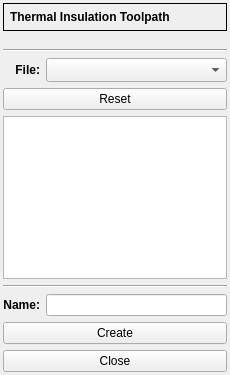
This is thermal/thermalform.ui in XRay3D/GERBER_X3 as Qt 5 draws it before an edit. The edited form follows.
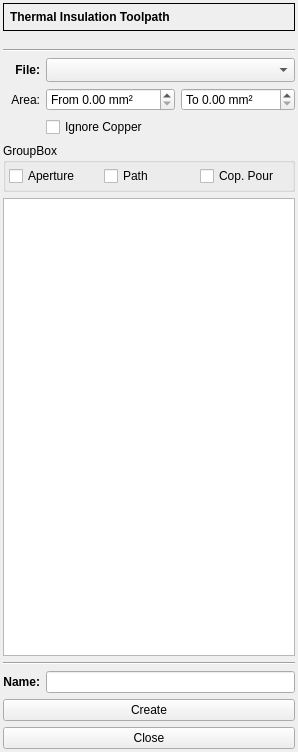
This is the edited form. Custom widgets are drawn as their Qt base class.

```diff
--- a/thermal/thermalform.ui
+++ b/thermal/thermalform.ui
@@ -6,8 +6,8 @@
    <rect>
     <x>0</x>
     <y>0</y>
-    <width>230</width>
-    <height>375</height>
+    <width>265</width>
+    <height>752</height>
    </rect>
   </property>
   <property name="windowTitle">
@@ -29,24 +29,134 @@
    <property name="bottomMargin">
     <number>3</number>
    </property>
-   <item row="7" column="0" colspan="2">
-    <widget class="Line" name="line">
-     <property name="orientation">
-      <enum>Qt::Horizontal</enum>
+   <item row="4" column="0">
+    <widget class="QLabel" name="label_4">
+     <property name="font">
+      <font>
+       <weight>75</weight>
+       <bold>true</bold>
+      </font>
      </property>
+     <property name="text">
+      <string>File:</string>
+     </property>
+     <property name="alignment">
+      <set>Qt::AlignRight|Qt::AlignTrailing|Qt::AlignVCenter</set>
+     </property>
     </widget>
    </item>
-   <item row="2" column="0" colspan="2">
+   <item row="5" column="0">
+    <widget class="QLabel" name="label_2">
+     <property name="text">
+      <string>Area:</string>
+     </property>
+     <property name="alignment">
+      <set>Qt::AlignRight|Qt::AlignTrailing|Qt::AlignVCenter</set>
+     </property>
+    </widget>
+   </item>
+   <item row="4" column="1" colspan="2">
+    <widget class="QComboBox" name="cbxFile">
+     <property name="sizeAdjustPolicy">
+      <enum>QComboBox::AdjustToMinimumContentsLengthWithIcon</enum>
+     </property>
+    </widget>
+   </item>
+   <item row="2" column="0" colspan="3">
     <widget class="ToolSelectorForm" name="toolHolder" native="true"/>
    </item>
-   <item row="9" column="0" colspan="2">
+   <item row="8" column="0" colspan="3">
+    <widget class="QGroupBox" name="groupBox">
+     <property name="title">
+      <string>GroupBox</string>
+     </property>
+     <layout class="QHBoxLayout" name="horizontalLayout">
+      <property name="leftMargin">
+       <number>3</number>
+      </property>
+      <property name="topMargin">
+       <number>3</number>
+      </property>
+      <property name="rightMargin">
+       <number>3</number>
+      </property>
+      <property name="bottomMargin">
+       <number>3</number>
+      </property>
+      <item>
+       <widget class="QCheckBox" name="chbxAperture">
+        <property name="text">
+         <string>Aperture</string>
+        </property>
+       </widget>
+      </item>
+      <item>
+       <widget class="QCheckBox" name="chbxPath">
+        <property name="text">
+         <string>Path</string>
+        </property>
+       </widget>
+      </item>
+      <item>
+       <widget class="QCheckBox" name="chbxPour">
+        <property name="text">
+         <string>Cop. Pour</string>
+        </property>
+       </widget>
+      </item>
+     </layout>
+    </widget>
+   </item>
+   <item row="12" column="0" colspan="3">
     <widget class="QPushButton" name="pbCreate">
      <property name="text">
       <string>Create</string>
      </property>
     </widget>
    </item>
-   <item row="0" column="0" colspan="2">
+   <item row="11" column="0">
+    <widget class="QLabel" name="label_6">
+     <property name="font">
+      <font>
+       <weight>75</weight>
+       <bold>true</bold>
+      </font>
+     </property>
+     <property name="text">
+      <string>Name:</string>
+     </property>
+     <property name="alignment">
+      <set>Qt::AlignRight|Qt::AlignTrailing|Qt::AlignVCenter</set>
+     </property>
+    </widget>
+   </item>
+   <item row="5" column="2">
+    <widget class="DoubleSpinBox" name="dsbxAreaMax">
+     <property name="prefix">
+      <string>To </string>
+     </property>
+     <property name="suffix">
+      <string> mm²</string>
+     </property>
+     <property name="maximum">
+      <double>1000.000000000000000</double>
+     </property>
+     <property name="singleStep">
+      <double>0.100000000000000</double>
+     </property>
+    </widget>
+   </item>
+   <item row="13" column="0" colspan="3">
+    <widget class="QPushButton" name="pbClose">
+     <property name="text">
+      <string>Close</string>
+     </property>
+    </widget>
+   </item>
+   <item row="1" column="0" colspan="3">
+    <widget class="DepthForm" name="dsbxDepth" native="true"/>
+   </item>
+   <item row="0" column="0" colspan="3">
     <widget class="QFrame" name="frame">
      <property name="sizePolicy">
       <sizepolicy hsizetype="Preferred" vsizetype="Fixed">
@@ -89,14 +199,7 @@
      </layout>
     </widget>
    </item>
-   <item row="3" column="0" colspan="2">
-    <widget class="Line" name="line_2">
-     <property name="orientation">
-      <enum>Qt::Horizontal</enum>
-     </property>
-    </widget>
-   </item>
-   <item row="6" column="0" colspan="2">
+   <item row="9" column="0" colspan="3">
     <widget class="QTreeView" name="treeView">
      <property name="alternatingRowColors">
       <bool>true</bool>
@@ -107,25 +210,15 @@
      <property name="selectionBehavior">
       <enum>QAbstractItemView::SelectRows</enum>
      </property>
-    </widget>
-   </item>
-   <item row="8" column="0">
-    <widget class="QLabel" name="label_6">
-     <property name="font">
-      <font>
-       <weight>75</weight>
-       <bold>true</bold>
-      </font>
+     <property name="uniformRowHeights">
+      <bool>true</bool>
      </property>
-     <property name="text">
-      <string>Name:</string>
+     <property name="animated">
+      <bool>true</bool>
      </property>
-     <property name="alignment">
-      <set>Qt::AlignRight|Qt::AlignTrailing|Qt::AlignVCenter</set>
-     </property>
     </widget>
    </item>
-   <item row="8" column="1">
+   <item row="11" column="1" colspan="2">
     <widget class="QLineEdit" name="leName">
      <property name="sizePolicy">
       <sizepolicy hsizetype="Expanding" vsizetype="Fixed">
@@ -135,43 +228,40 @@
      </property>
     </widget>
    </item>
-   <item row="10" column="0" colspan="2">
-    <widget class="QPushButton" name="pbClose">
+   <item row="7" column="1" colspan="2">
+    <widget class="QCheckBox" name="chbxIgnoreCopper">
      <property name="text">
-      <string>Close</string>
+      <string>Ignore Copper</string>
      </property>
     </widget>
    </item>
-   <item row="1" column="0" colspan="2">
-    <widget class="DepthForm" name="dsbxDepth" native="true"/>
+   <item row="10" column="0" colspan="3">
+    <widget class="Line" name="line">
+     <property name="orientation">
+      <enum>Qt::Horizontal</enum>
+     </property>
+    </widget>
    </item>
-   <item row="4" column="1">
-    <widget class="QComboBox" name="cbxFile">
-     <property name="sizeAdjustPolicy">
-      <enum>QComboBox::AdjustToMinimumContentsLengthWithIcon</enum>
+   <item row="3" column="0" colspan="3">
+    <widget class="Line" name="line_2">
+     <property name="orientation">
+      <enum>Qt::Horizontal</enum>
      </property>
     </widget>
    </item>
-   <item row="4" column="0">
-    <widget class="QLabel" name="label_4">
-     <property name="font">
-      <font>
-       <weight>75</weight>
-       <bold>true</bold>
-      </font>
+   <item row="5" column="1">
+    <widget class="DoubleSpinBox" name="dsbxAreaMin">
+     <property name="prefix">
+      <string>From </string>
      </property>
-     <property name="text">
-      <string>File:</string>
+     <property name="suffix">
+      <string> mm²</string>
      </property>
-     <property name="alignment">
-      <set>Qt::AlignRight|Qt::AlignTrailing|Qt::AlignVCenter</set>
+     <property name="maximum">
+      <double>1000.000000000000000</double>
      </property>
-    </widget>
-   </item>
-   <item row="5" column="0" colspan="2">
-    <widget class="QPushButton" name="pbReset">
-     <property name="text">
-      <string>Reset</string>
+     <property name="singleStep">
+      <double>0.100000000000000</double>
      </property>
     </widget>
    </item>
@@ -190,6 +280,11 @@
    <header location="global">toolselectorform.h</header>
    <container>1</container>
   </customwidget>
+  <customwidget>
+   <class>DoubleSpinBox</class>
+   <extends>QDoubleSpinBox</extends>
+   <header>doublespinbox.h</header>
+  </customwidget>
  </customwidgets>
  <resources/>
  <connections/>
```
